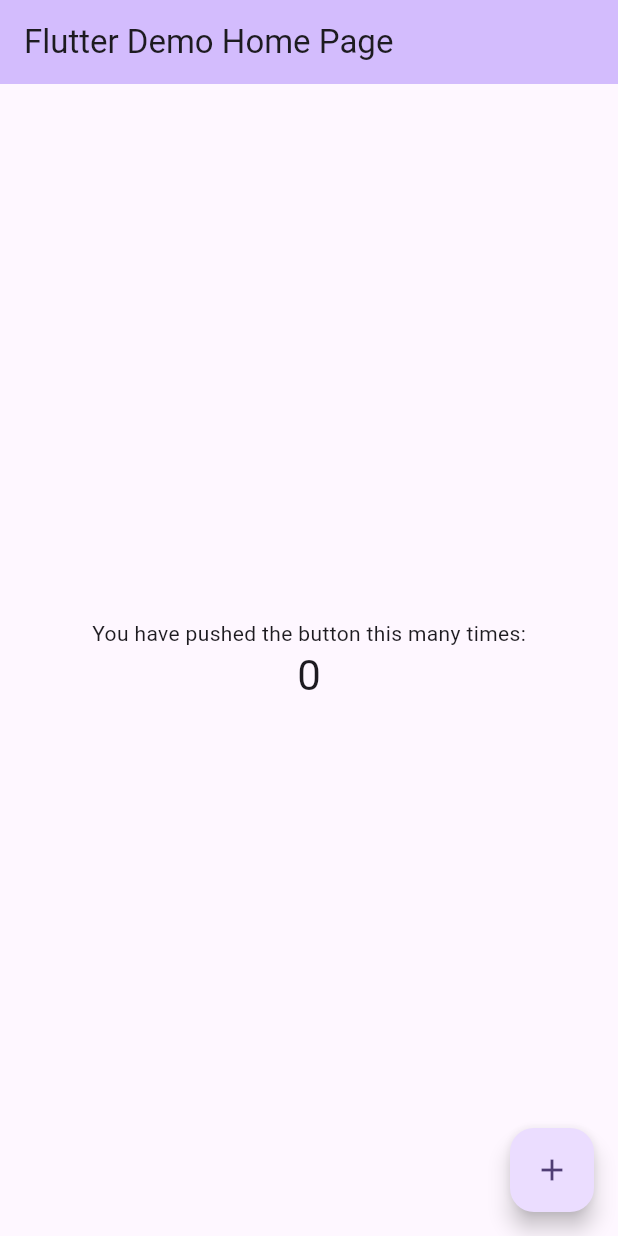
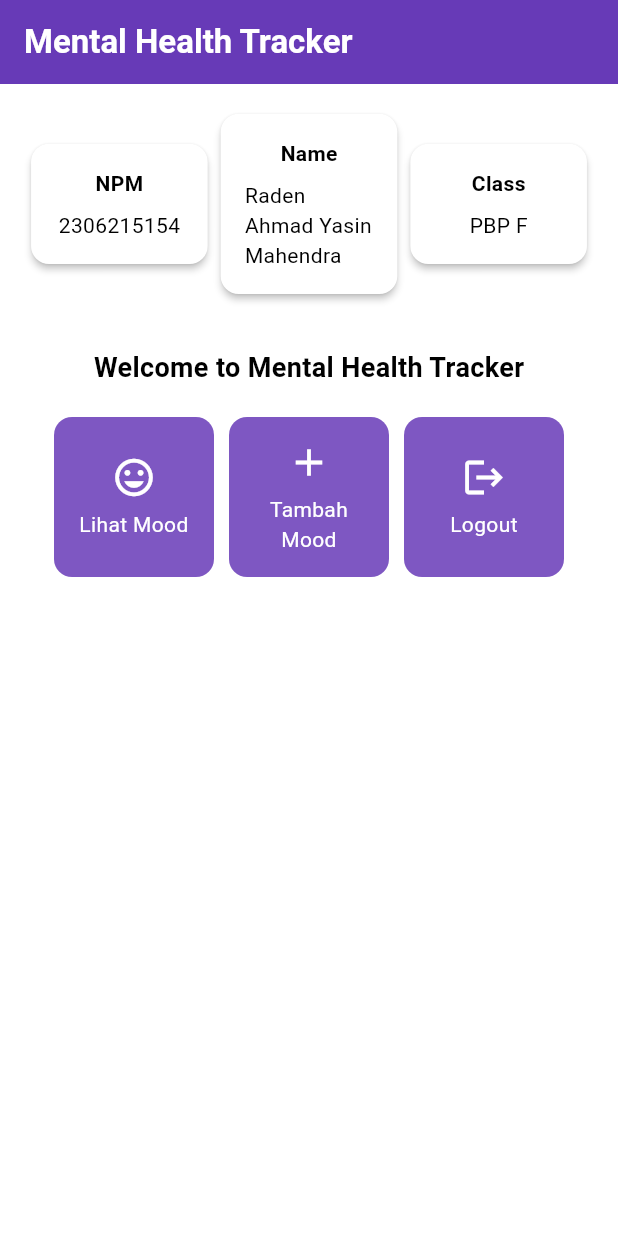
Before and after one commit to RaAhYaMa/mental-health-tracker-mobile, a Flutter app: the screen it shows after launch, on a phone screen of 412 x 824 dp. Run offline on Flutter 3.47's test engine with Material 3 defaults, Android fonts, the phone set to English and light mode, and no system bars.

Commit message:
Done tutorial 6

```diff
--- a/lib/main.dart
+++ b/lib/main.dart
@@ -1,4 +1,5 @@
 import 'package:flutter/material.dart';
+import 'package:mental_health_tracker_mobile/menu.dart';
 
 void main() {
   runApp(const MyApp());
@@ -28,98 +29,12 @@ class MyApp extends StatelessWidget {
         //
         // This works for code too, not just values: Most code changes can be
         // tested with just a hot reload.
-        colorScheme: ColorScheme.fromSeed(seedColor: Colors.deepPurple),
+        colorScheme: ColorScheme.fromSwatch(
+              primarySwatch: Colors.deepPurple,
+        ).copyWith(secondary: Colors.deepPurple[400]),
         useMaterial3: true,
       ),
-      home: const MyHomePage(title: 'Flutter Demo Home Page'),
+      home: MyHomePage(),
     );
   }
 }
-
-class MyHomePage extends StatefulWidget {
-  const MyHomePage({super.key, required this.title});
-
-  // This widget is the home page of your application. It is stateful, meaning
-  // that it has a State object (defined below) that contains fields that affect
-  // how it looks.
-
-  // This class is the configuration for the state. It holds the values (in this
-  // case the title) provided by the parent (in this case the App widget) and
-  // used by the build method of the State. Fields in a Widget subclass are
-  // always marked "final".
-
-  final String title;
-
-  @override
-  State<MyHomePage> createState() => _MyHomePageState();
-}
-
-class _MyHomePageState extends State<MyHomePage> {
-  int _counter = 0;
-
-  void _incrementCounter() {
-    setState(() {
-      // This call to setState tells the Flutter framework that something has
-      // changed in this State, which causes it to rerun the build method below
-      // so that the display can reflect the updated values. If we changed
-      // _counter without calling setState(), then the build method would not be
-      // called again, and so nothing would appear to happen.
-      _counter++;
-    });
-  }
-
-  @override
-  Widget build(BuildContext context) {
-    // This method is rerun every time setState is called, for instance as done
-    // by the _incrementCounter method above.
-    //
-    // The Flutter framework has been optimized to make rerunning build methods
-    // fast, so that you can just rebuild anything that needs updating rather
-    // than having to individually change instances of widgets.
-    return Scaffold(
-      appBar: AppBar(
-        // TRY THIS: Try changing the color here to a specific color (to
-        // Colors.amber, perhaps?) and trigger a hot reload to see the AppBar
-        // change color while the other colors stay the same.
-        backgroundColor: Theme.of(context).colorScheme.inversePrimary,
-        // Here we take the value from the MyHomePage object that was created by
-        // the App.build method, and use it to set our appbar title.
-        title: Text(widget.title),
-      ),
-      body: Center(
-        // Center is a layout widget. It takes a single child and positions it
-        // in the middle of the parent.
-        child: Column(
-          // Column is also a layout widget. It takes a list of children and
-          // arranges them vertically. By default, it sizes itself to fit its
-          // children horizontally, and tries to be as tall as its parent.
-          //
-          // Column has various properties to control how it sizes itself and
-          // how it positions its children. Here we use mainAxisAlignment to
-          // center the children vertically; the main axis here is the vertical
-          // axis because Columns are vertical (the cross axis would be
-          // horizontal).
-          //
-          // TRY THIS: Invoke "debug painting" (choose the "Toggle Debug Paint"
-          // action in the IDE, or press "p" in the console), to see the
-          // wireframe for each widget.
-          mainAxisAlignment: MainAxisAlignment.center,
-          children: <Widget>[
-            const Text(
-              'You have pushed the button this many times:',
-            ),
-            Text(
-              '$_counter',
-              style: Theme.of(context).textTheme.headlineMedium,
-            ),
-          ],
-        ),
-      ),
-      floatingActionButton: FloatingActionButton(
-        onPressed: _incrementCounter,
-        tooltip: 'Increment',
-        child: const Icon(Icons.add),
-      ), // This trailing comma makes auto-formatting nicer for build methods.
-    );
-  }
-}
--- /dev/null
+++ b/lib/menu.dart
@@ -0,0 +1,188 @@
+import 'package:flutter/material.dart';
+
+class MyHomePage extends StatelessWidget {
+    MyHomePage({super.key});
+
+    final String npm = '2306215154'; // NPM
+    final String name = 'Raden Ahmad Yasin Mahendra'; // Nama
+    final String className = 'PBP F'; // Kelas
+
+    final List<ItemHomepage> items = [
+         ItemHomepage("Lihat Mood", Icons.mood),
+         ItemHomepage("Tambah Mood", Icons.add),
+         ItemHomepage("Logout", Icons.logout),
+     ];
+
+    @override
+  Widget build(BuildContext context) {
+    // Scaffold menyediakan struktur dasar halaman dengan AppBar dan body.
+    return Scaffold(
+      // AppBar adalah bagian atas halaman yang menampilkan judul.
+      appBar: AppBar(
+        // Judul aplikasi "Mental Health Tracker" dengan teks putih dan tebal.
+        title: const Text(
+          'Mental Health Tracker',
+          style: TextStyle(
+            color: Colors.white,
+            fontWeight: FontWeight.bold,
+          ),
+        ),
+        // Warna latar belakang AppBar diambil dari skema warna tema aplikasi.
+        backgroundColor: Theme.of(context).colorScheme.primary,
+      ),
+      // Body halaman dengan padding di sekelilingnya.
+      body: Padding(
+        padding: const EdgeInsets.all(16.0),
+        // Menyusun widget secara vertikal dalam sebuah kolom.
+        child: Column(
+          crossAxisAlignment: CrossAxisAlignment.center,
+          children: [
+            // Row untuk menampilkan 3 InfoCard secara horizontal.
+            Row(
+              mainAxisAlignment: MainAxisAlignment.spaceEvenly,
+              children: [
+                InfoCard(title: 'NPM', content: npm),
+                InfoCard(title: 'Name', content: name),
+                InfoCard(title: 'Class', content: className),
+              ],
+            ),
+
+            // Memberikan jarak vertikal 16 unit.
+            const SizedBox(height: 16.0),
+
+            // Menempatkan widget berikutnya di tengah halaman.
+            Center(
+              child: Column(
+                // Menyusun teks dan grid item secara vertikal.
+
+                children: [
+                  // Menampilkan teks sambutan dengan gaya tebal dan ukuran 18.
+                  const Padding(
+                    padding: EdgeInsets.only(top: 16.0),
+                    child: Text(
+                      'Welcome to Mental Health Tracker',
+                      style: TextStyle(
+                        fontWeight: FontWeight.bold,
+                        fontSize: 18.0,
+                      ),
+                    ),
+                  ),
+
+                  // Grid untuk menampilkan ItemCard dalam bentuk grid 3 kolom.
+                  GridView.count(
+                    primary: true,
+                    padding: const EdgeInsets.all(20),
+                    crossAxisSpacing: 10,
+                    mainAxisSpacing: 10,
+                    crossAxisCount: 3,
+                    // Agar grid menyesuaikan tinggi kontennya.
+                    shrinkWrap: true,
+
+                    // Menampilkan ItemCard untuk setiap item dalam list items.
+                    children: items.map((ItemHomepage item) {
+                      return ItemCard(item);
+                    }).toList(),
+                  ),
+                ],
+              ),
+            ),
+          ],
+        ),
+      ),
+    );
+  }
+}
+
+class ItemHomepage {
+     final String name;
+     final IconData icon;
+
+     ItemHomepage(this.name, this.icon);
+ }
+
+ class ItemCard extends StatelessWidget {
+  // Menampilkan kartu dengan ikon dan nama.
+
+  final ItemHomepage item;
+
+  const ItemCard(this.item, {super.key});
+
+  @override
+  Widget build(BuildContext context) {
+    return Material(
+      // Menentukan warna latar belakang dari tema aplikasi.
+      color: Theme.of(context).colorScheme.secondary,
+      // Membuat sudut kartu melengkung.
+      borderRadius: BorderRadius.circular(12),
+
+      child: InkWell(
+        // Aksi ketika kartu ditekan.
+        onTap: () {
+          // Menampilkan pesan SnackBar saat kartu ditekan.
+          ScaffoldMessenger.of(context)
+            ..hideCurrentSnackBar()
+            ..showSnackBar(
+              SnackBar(content: Text("Kamu telah menekan tombol ${item.name}!"))
+            );
+        },
+        // Container untuk menyimpan Icon dan Text
+        child: Container(
+          padding: const EdgeInsets.all(8),
+          child: Center(
+            child: Column(
+              // Menyusun ikon dan teks di tengah kartu.
+              mainAxisAlignment: MainAxisAlignment.center,
+              children: [
+                Icon(
+                  item.icon,
+                  color: Colors.white,
+                  size: 30.0,
+                ),
+                const Padding(padding: EdgeInsets.all(3)),
+                Text(
+                  item.name,
+                  textAlign: TextAlign.center,
+                  style: const TextStyle(color: Colors.white),
+                ),
+              ],
+            ),
+          ),
+        ),
+      ),
+    );
+  }
+
+}
+
+class InfoCard extends StatelessWidget {
+  // Kartu informasi yang menampilkan title dan content.
+
+  final String title;  // Judul kartu.
+  final String content;  // Isi kartu.
+
+  const InfoCard({super.key, required this.title, required this.content});
+
+  @override
+  Widget build(BuildContext context) {
+    return Card(
+      // Membuat kotak kartu dengan bayangan dibawahnya.
+      elevation: 2.0,
+      child: Container(
+        // Mengatur ukuran dan jarak di dalam kartu.
+        width: MediaQuery.of(context).size.width / 3.5, // menyesuaikan dengan lebar device yang digunakan.
+        padding: const EdgeInsets.all(16.0),
+        // Menyusun title dan content secara vertikal.
+        child: Column(
+          children: [
+            Text(
+              title,
+              style: const TextStyle(fontWeight: FontWeight.bold),
+            ),
+            const SizedBox(height: 8.0),
+            Text(content),
+          ],
+        ),
+      ),
+    );
+  }
+}
--- a/pubspec.yaml
+++ b/pubspec.yaml
@@ -19,7 +19,7 @@ publish_to: 'none' # Remove this line if you wish to publish to pub.dev
 version: 1.0.0+1
 
 environment:
-  sdk: ^3.5.4
+  sdk: ^3.5.3
 
 # Dependencies specify other packages that your package needs in order to work.
 # To automatically upgrade your package dependencies to the latest versions
```
Also changed, not shown: pubspec.lock, 1 other file.
